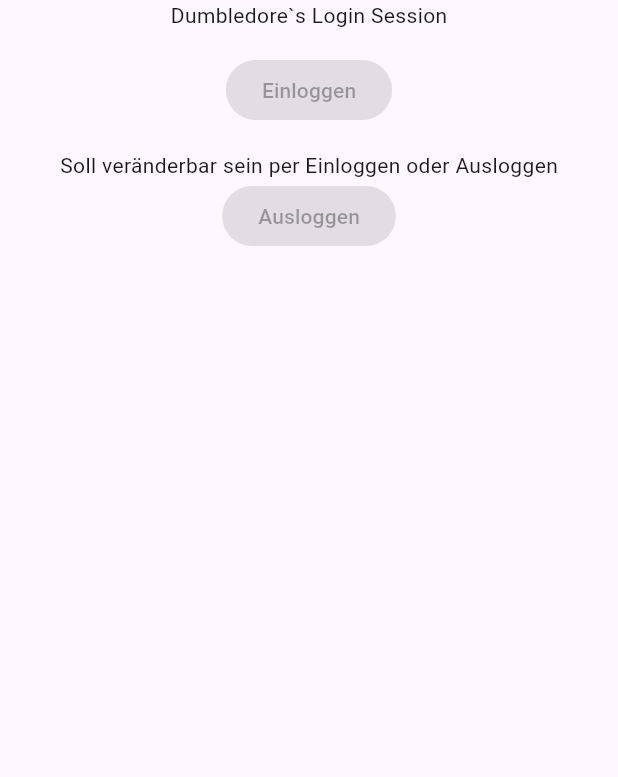
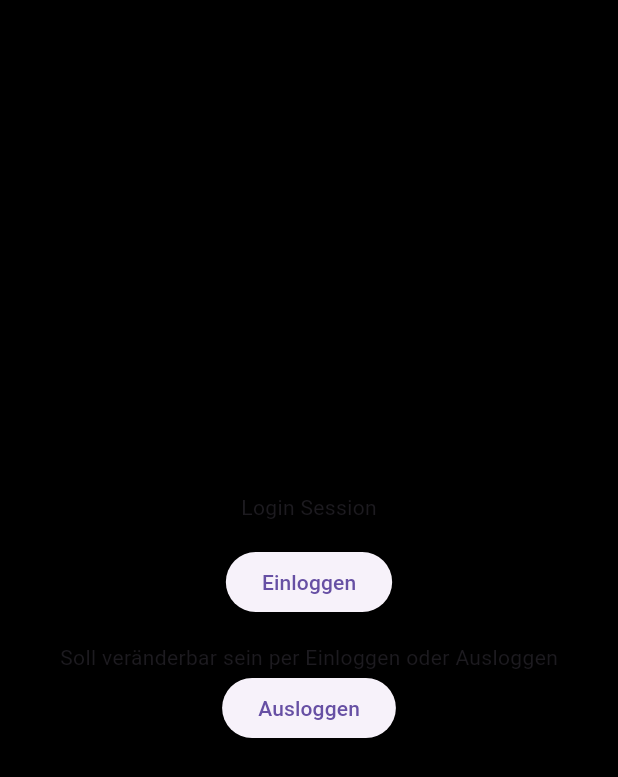
Before and after one commit to dianalibrecht/firebase_authentication_base, a Flutter app: the screen it shows after launch, on a phone screen of 412 x 824 dp. Shown: the top 777 px of the screen. Run offline on Flutter 3.47's test engine with Material 3 defaults, Android fonts, the light colour scheme and no system bars; our stand-ins replace firebase_core; accounts and stored records are empty.

Commit message:
app zum laufen gebracht

```diff
--- a/lib/main.dart
+++ b/lib/main.dart
@@ -3,28 +3,38 @@ import 'package:firebase_core/firebase_core.dart';
 import 'firebase_options.dart';
 
 void main() async {
+  WidgetsFlutterBinding.ensureInitialized();
+
   await Firebase.initializeApp(
     options: DefaultFirebaseOptions.currentPlatform,
   );
+
   runApp(const MainApp());
 }
 
-class MainApp extends StatelessWidget {
+class MainApp extends StatefulWidget {
   const MainApp({super.key});
 
   @override
+  State<MainApp> createState() => _MainAppState();
+}
+
+class _MainAppState extends State<MainApp> {
+  @override
   Widget build(BuildContext context) {
-    return const MaterialApp(
+    return MaterialApp(
       home: Scaffold(
+        backgroundColor: Colors.black,
         body: Center(
           child: Column(
+            mainAxisAlignment: MainAxisAlignment.center,
             children: [
-              Text('Dumbledore`s Login Session'),
-              SizedBox(height: 16),
-              ElevatedButton(onPressed: null, child: Text("Einloggen")),
-              SizedBox(height: 16),
+              const Text('Login Session'),
+              const SizedBox(height: 16),
+              ElevatedButton(onPressed: () {}, child: Text("Einloggen")),
+              const SizedBox(height: 16),
               Text("Soll veränderbar sein per Einloggen oder Ausloggen"),
-              ElevatedButton(onPressed: null, child: Text("Ausloggen")),
+              ElevatedButton(onPressed: () {}, child: Text("Ausloggen")),
             ],
           ),
         ),
```
Also changed, not shown: 4 other files.
